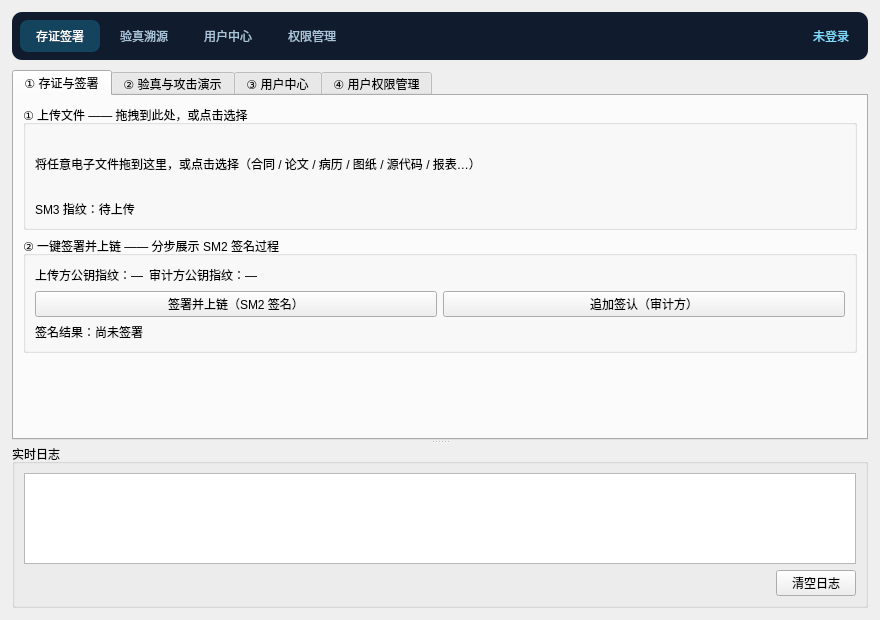
Old version of the form app/gui.ui in the repository Liang-xode/contract-chain.
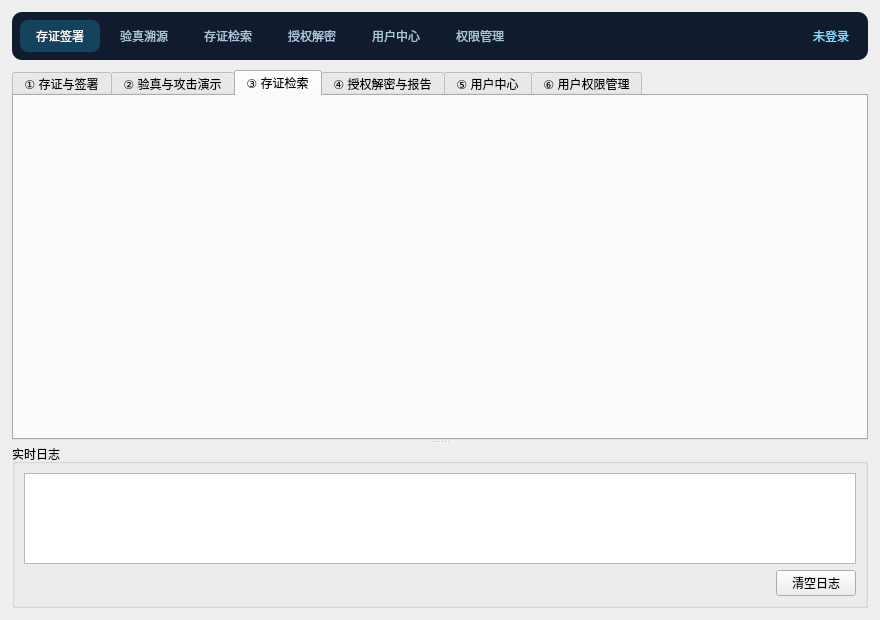
New version of the form. The open tabs and pages were chosen to show the change. Custom widgets are drawn as their Qt base class.

Commit message: feat: 实现国密联盟链存证系统核心功能模块

```diff
--- a/app/gui.ui
+++ b/app/gui.ui
@@ -44,6 +44,7 @@
     border-radius: 10px;
 }
 QPushButton#btn_nav_sign, QPushButton#btn_nav_verify,
+QPushButton#btn_nav_search, QPushButton#btn_nav_decrypt,
 QPushButton#btn_nav_center, QPushButton#btn_nav_users {
     background: transparent;
     color: #A9C4DA;
@@ -52,11 +53,13 @@
     padding: 7px 16px;
 }
 QPushButton#btn_nav_sign:hover, QPushButton#btn_nav_verify:hover,
+QPushButton#btn_nav_search:hover, QPushButton#btn_nav_decrypt:hover,
 QPushButton#btn_nav_center:hover, QPushButton#btn_nav_users:hover {
     color: #FFFFFF;
     background: rgba(73, 216, 255, 35);
 }
 QPushButton#btn_nav_sign:checked, QPushButton#btn_nav_verify:checked,
+QPushButton#btn_nav_search:checked, QPushButton#btn_nav_decrypt:checked,
 QPushButton#btn_nav_center:checked, QPushButton#btn_nav_users:checked {
     color: #FFFFFF;
     background: rgba(33, 200, 246, 60);
@@ -105,6 +108,26 @@
          </property>
         </widget>
        </item>
+       <item>
+        <widget class="QPushButton" name="btn_nav_search">
+         <property name="text">
+          <string>存证检索</string>
+         </property>
+         <property name="checkable">
+          <bool>true</bool>
+         </property>
+        </widget>
+       </item>
+       <item>
+        <widget class="QPushButton" name="btn_nav_decrypt">
+         <property name="text">
+          <string>授权解密</string>
+         </property>
+         <property name="checkable">
+          <bool>true</bool>
+         </property>
+        </widget>
+       </item>
        <item>
         <widget class="QPushButton" name="btn_nav_center">
          <property name="text">
@@ -473,9 +496,21 @@
          </item>
         </layout>
        </widget>
+       <widget class="QWidget" name="tab_search">
+        <attribute name="title">
+         <string>③ 存证检索</string>
+        </attribute>
+        <layout class="QVBoxLayout" name="tab_search_layout"/>
+       </widget>
+       <widget class="QWidget" name="tab_decrypt">
+        <attribute name="title">
+         <string>④ 授权解密与报告</string>
+        </attribute>
+        <layout class="QVBoxLayout" name="tab_decrypt_layout"/>
+       </widget>
        <widget class="QWidget" name="tab_center">
         <attribute name="title">
-         <string>③ 用户中心</string>
+         <string>⑤ 用户中心</string>
         </attribute>
         <layout class="QVBoxLayout" name="tab_center_layout">
          <item>
@@ -820,7 +855,7 @@
        </widget>
        <widget class="QWidget" name="tab_users">
         <attribute name="title">
-         <string>④ 用户权限管理</string>
+         <string>⑥ 用户权限管理</string>
         </attribute>
         <layout class="QVBoxLayout" name="tab_users_layout">
          <item>
```
The commit also changes 17 other files.
